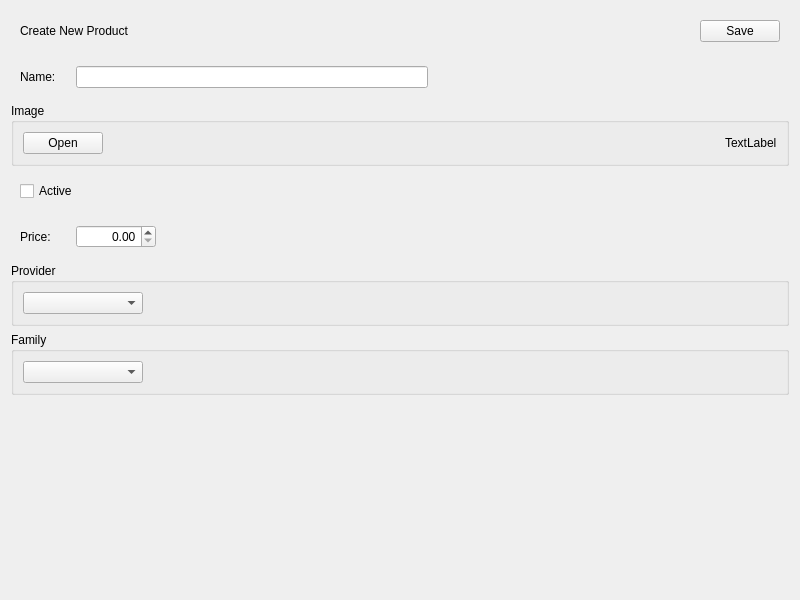
First picture: the form in penyamanager/admin/adminproductitem.ui, repository eguzki/penyamanager, before the edit.
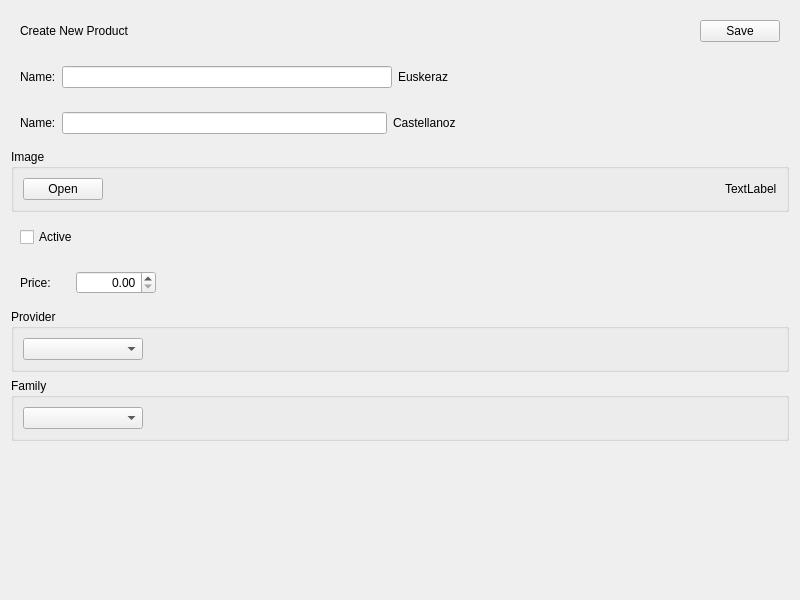
Second picture: the form after the edit.

```diff
--- a/penyamanager/admin/adminproductitem.ui
+++ b/penyamanager/admin/adminproductitem.ui
@@ -102,7 +102,7 @@
        <widget class="QLabel" name="nameLabel">
         <property name="minimumSize">
          <size>
-          <width>50</width>
+          <width>0</width>
           <height>0</height>
          </size>
         </property>
@@ -112,7 +112,14 @@
        </widget>
       </item>
       <item>
-       <widget class="QLineEdit" name="nameLineEdit"/>
+       <widget class="QLineEdit" name="nameEusLineEdit"/>
+      </item>
+      <item>
+       <widget class="QLabel" name="label_2">
+        <property name="text">
+         <string notr="true">Euskeraz</string>
+        </property>
+       </widget>
       </item>
       <item>
        <spacer name="horizontalSpacer_2">
@@ -130,6 +137,42 @@
      </layout>
     </widget>
    </item>
+   <item>
+    <widget class="QWidget" name="nameEsFormWidget" native="true">
+     <layout class="QHBoxLayout" name="horizontalLayout_8">
+      <item>
+       <widget class="QLabel" name="nameEsLabel">
+        <property name="text">
+         <string>Name:</string>
+        </property>
+       </widget>
+      </item>
+      <item>
+       <widget class="QLineEdit" name="nameEsLineEdit"/>
+      </item>
+      <item>
+       <widget class="QLabel" name="label_3">
+        <property name="text">
+         <string notr="true">Castellanoz</string>
+        </property>
+       </widget>
+      </item>
+      <item>
+       <spacer name="horizontalSpacer_8">
+        <property name="orientation">
+         <enum>Qt::Horizontal</enum>
+        </property>
+        <property name="sizeHint" stdset="0">
+         <size>
+          <width>315</width>
+          <height>20</height>
+         </size>
+        </property>
+       </spacer>
+      </item>
+     </layout>
+    </widget>
+   </item>
    <item>
     <widget class="QGroupBox" name="imageFormGroupBox">
      <property name="title">
```
Left out of the diff: 7 changed lines with no effect on the pictures.
